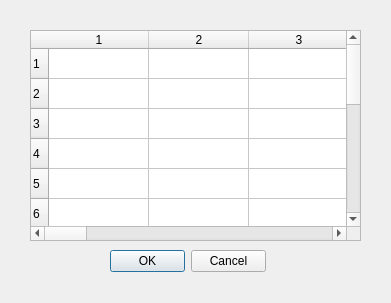
Old version of the form src/dialogsetkernel.ui in the repository jandernascimento/imageprocessing-umanipulator.
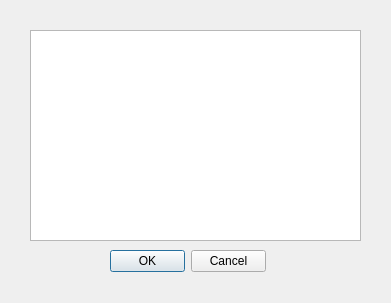
New version of the form.

What changed in the file:
```diff
--- a/src/dialogsetkernel.ui
+++ b/src/dialogsetkernel.ui
@@ -38,146 +38,12 @@
      <height>211</height>
     </rect>
    </property>
-   <row>
-    <property name="text">
-     <string>1</string>
-    </property>
-   </row>
-   <row>
-    <property name="text">
-     <string>2</string>
-    </property>
-   </row>
-   <row>
-    <property name="text">
-     <string>3</string>
-    </property>
-   </row>
-   <row>
-    <property name="text">
-     <string>4</string>
-    </property>
-   </row>
-   <row>
-    <property name="text">
-     <string>5</string>
-    </property>
-   </row>
-   <row>
-    <property name="text">
-     <string>6</string>
-    </property>
-   </row>
-   <row>
-    <property name="text">
-     <string>7</string>
-    </property>
-   </row>
-   <row>
-    <property name="text">
-     <string>8</string>
-    </property>
-   </row>
-   <row>
-    <property name="text">
-     <string>9</string>
-    </property>
-   </row>
-   <row>
-    <property name="text">
-     <string>10</string>
-    </property>
-   </row>
-   <row>
-    <property name="text">
-     <string>11</string>
-    </property>
-   </row>
-   <row>
-    <property name="text">
-     <string>12</string>
-    </property>
-   </row>
-   <row>
-    <property name="text">
-     <string>13</string>
-    </property>
-   </row>
-   <row>
-    <property name="text">
-     <string>15</string>
-    </property>
-   </row>
-   <column>
-    <property name="text">
-     <string>1</string>
-    </property>
-   </column>
-   <column>
-    <property name="text">
-     <string>2</string>
-    </property>
-   </column>
-   <column>
-    <property name="text">
-     <string>3</string>
-    </property>
-   </column>
-   <column>
-    <property name="text">
-     <string>4</string>
-    </property>
-   </column>
-   <column>
-    <property name="text">
-     <string>5</string>
-    </property>
-   </column>
-   <column>
-    <property name="text">
-     <string>6</string>
-    </property>
-   </column>
-   <column>
-    <property name="text">
-     <string>7</string>
-    </property>
-   </column>
-   <column>
-    <property name="text">
-     <string>8</string>
-    </property>
-   </column>
-   <column>
-    <property name="text">
-     <string>9</string>
-    </property>
-   </column>
-   <column>
-    <property name="text">
-     <string>10</string>
-    </property>
-   </column>
-   <column>
-    <property name="text">
-     <string>11</string>
-    </property>
-   </column>
-   <column>
-    <property name="text">
-     <string>12</string>
-    </property>
-   </column>
-   <column>
-    <property name="text">
-     <string>13</string>
-    </property>
-   </column>
-   <column>
-    <property name="text">
-     <string>15</string>
-    </property>
-   </column>
+   <property name="rowCount">
+    <number>0</number>
+   </property>
+   <property name="columnCount">
+    <number>0</number>
+   </property>
   </widget>
  </widget>
  <resources/>
```
